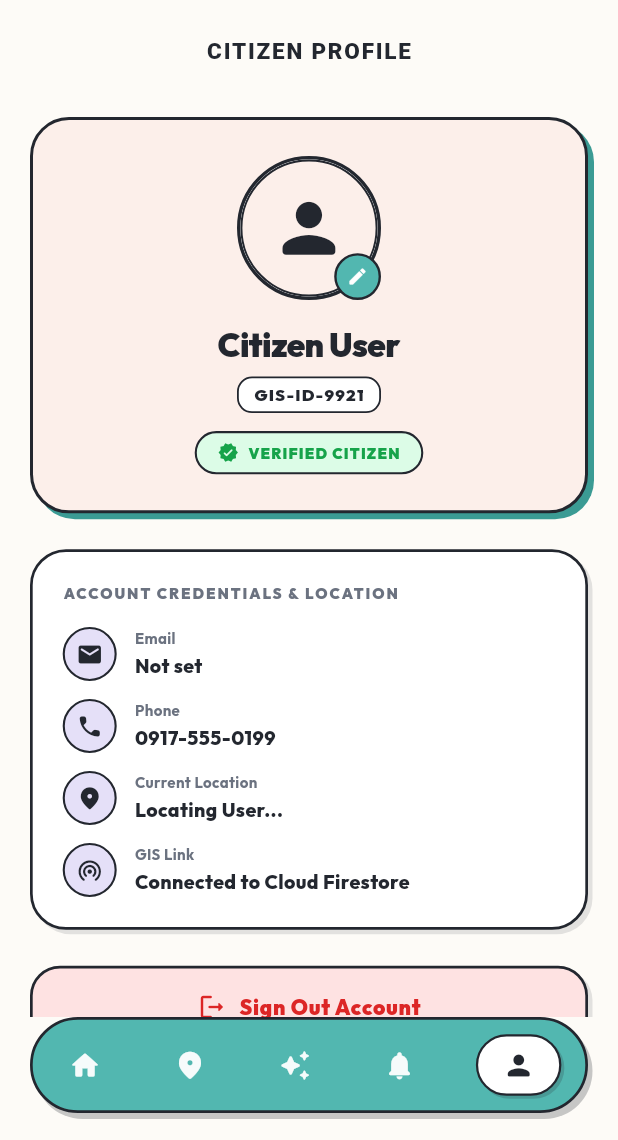
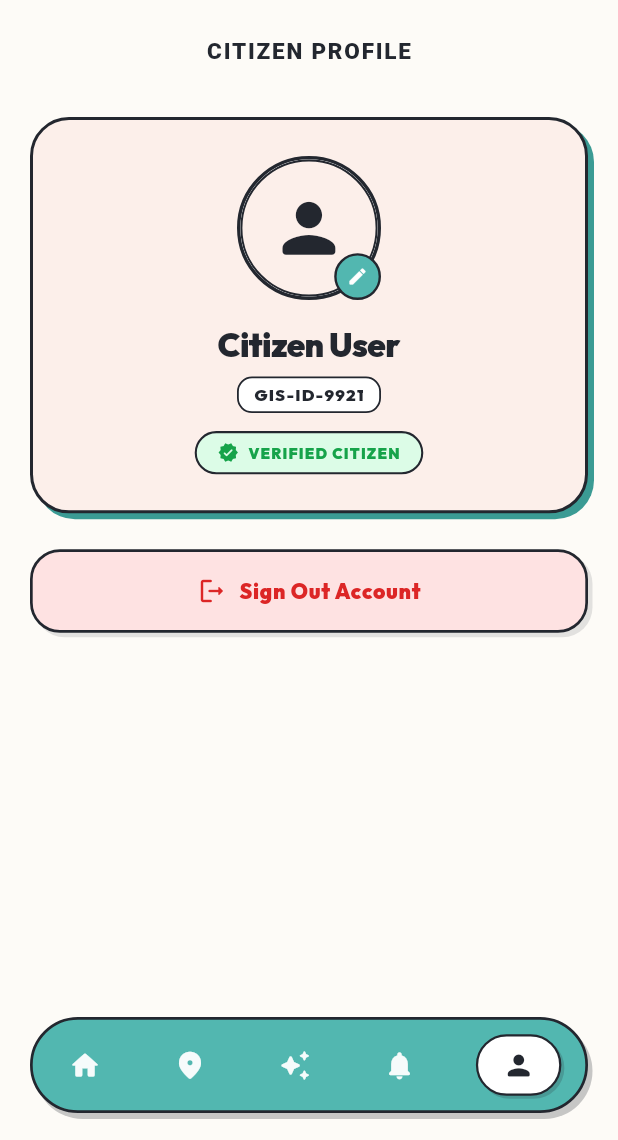
Before and after one commit to Tristan28-web/ResQnnect, a Flutter app: the screen it shows once a user with an empty profile is signed in, item 5 of the bottom bar chosen, on a phone screen of 412 x 824 dp, the part 96-1236 px from its top. Run offline on Flutter 3.47's test engine with Material 3 defaults, Android fonts, the phone set to English and light mode, and no system bars; our stand-ins replace cloud_firestore, firebase_auth, firebase_core, geolocator, google_fonts, google_maps_flutter and 5 more; missing offline and left inert: torch_light; accounts and stored records are empty; network calls fail.

Commit message:
fix(ui): eliminate sharp rectangular shadow on APPLY FILTERS button and remove account credentials card from profile

```diff
--- a/lib/screens/citizen_dashboard.dart
+++ b/lib/screens/citizen_dashboard.dart
@@ -1432,16 +1432,6 @@ class _CitizenDashboardState extends State<CitizenDashboard> {
                             const SizedBox(width: 12),
                             Expanded(
                               flex: 3,
-                              child: Container(
-                                decoration: const BoxDecoration(
-                                  boxShadow: [
-                                    BoxShadow(
-                                      color: AppColors.retroDarkBorder,
-                                      offset: Offset(2.5, 2.5),
-                                      blurRadius: 0,
-                                    ),
-                                  ],
-                                ),
                               child: ElevatedButton(
                                 onPressed: () {
                                   setState(() {
@@ -1463,7 +1453,6 @@ class _CitizenDashboardState extends State<CitizenDashboard> {
                                 child: const Text('APPLY FILTERS', style: TextStyle(fontWeight: FontWeight.w900, fontSize: 13, letterSpacing: 0.5)),
                               ),
                             ),
-                            ),
                           ],
                         ),
                         const SizedBox(height: 8),
--- a/lib/screens/profile_screen.dart
+++ b/lib/screens/profile_screen.dart
@@ -6,7 +6,6 @@ import '../core/constants.dart';
 import 'edit_profile_screen.dart';
 import 'login_screen.dart';
 import '../widgets/profile_image.dart';
-import '../services/location_service.dart';
 
 class ProfileScreen extends StatelessWidget {
   const ProfileScreen({super.key});
@@ -54,8 +53,6 @@ class ProfileScreen extends StatelessWidget {
         child: Column(
           children: [
             _buildProfileHeader(context, user, role),
-            const SizedBox(height: 24),
-            _buildAccountInfoCard(context, user, email, role),
             const SizedBox(height: 24),
             _buildSignOutButton(context, authService),
             const SizedBox(height: 100),
@@ -223,128 +220,6 @@ class ProfileScreen extends StatelessWidget {
     );
   }
 
-  // --- RETRO ACCOUNT INFO CARD ---
-  Widget _buildAccountInfoCard(BuildContext context, UserModel? user, String email, String role) {
-    final isDark = Theme.of(context).brightness == Brightness.dark;
-    final locationService = Provider.of<LocationService>(context);
-
-    return Container(
-      width: double.infinity,
-      padding: const EdgeInsets.all(20),
-      decoration: BoxDecoration(
-        color: isDark ? AppColors.retroDarkCard : Colors.white,
-        borderRadius: BorderRadius.circular(24),
-        border: Border.all(
-          color: isDark ? const Color(0xFF3E4556) : AppColors.retroDarkBorder,
-          width: 1.8,
-        ),
-        boxShadow: [
-          BoxShadow(
-            color: isDark ? Colors.black45 : AppColors.retroDarkBorder.withOpacity(0.12),
-            offset: const Offset(3, 3),
-            blurRadius: 0,
-          ),
-        ],
-      ),
-      child: Column(
-        crossAxisAlignment: CrossAxisAlignment.start,
-        children: [
-          Text(
-            'ACCOUNT CREDENTIALS & LOCATION',
-            style: TextStyle(
-              fontSize: 10,
-              fontWeight: FontWeight.w900,
-              letterSpacing: 1.3,
-              color: isDark ? Colors.white60 : const Color(0xFF6B7280),
-            ),
-          ),
-          const SizedBox(height: 16),
-          _buildInfoRow(
-            icon: Icons.email_rounded,
-            label: 'Email',
-            value: email.isNotEmpty ? email : (user?.email ?? 'Not set'),
-            isDark: isDark,
-          ),
-          const SizedBox(height: 12),
-          _buildInfoRow(
-            icon: Icons.phone_rounded,
-            label: 'Phone',
-            value: (user?.phone != null && user!.phone.isNotEmpty) ? user.phone : '0917-555-0199',
-            isDark: isDark,
-          ),
-          const SizedBox(height: 12),
-          _buildInfoRow(
-            icon: Icons.place_rounded,
-            label: 'Current Location',
-            value: locationService.currentLocationName,
-            isDark: isDark,
-          ),
-          const SizedBox(height: 12),
-          _buildInfoRow(
-            icon: Icons.wifi_tethering_rounded,
-            label: 'GIS Link',
-            value: 'Connected to Cloud Firestore',
-            isDark: isDark,
-          ),
-        ],
-      ),
-    );
-  }
-
-  Widget _buildInfoRow({
-    required IconData icon,
-    required String label,
-    required String value,
-    required bool isDark,
-  }) {
-    return Row(
-      children: [
-        Container(
-          width: 36,
-          height: 36,
-          decoration: BoxDecoration(
-            color: isDark ? const Color(0xFF262C38) : AppColors.retroLilac,
-            shape: BoxShape.circle,
-            border: Border.all(
-              color: isDark ? const Color(0xFF3E4556) : AppColors.retroDarkBorder,
-              width: 1.4,
-            ),
-          ),
-          child: Center(
-            child: Icon(icon, size: 18, color: isDark ? Colors.white70 : AppColors.retroDarkBorder),
-          ),
-        ),
-        const SizedBox(width: 12),
-        Expanded(
-          child: Column(
-            crossAxisAlignment: CrossAxisAlignment.start,
-            children: [
-              Text(
-                label,
-                style: TextStyle(
-                  color: isDark ? Colors.white38 : const Color(0xFF6B7280),
-                  fontSize: 10,
-                  fontWeight: FontWeight.w700,
-                ),
-              ),
-              const SizedBox(height: 2),
-              Text(
-                value,
-                style: TextStyle(
-                  color: isDark ? Colors.white : AppColors.retroDarkBorder,
-                  fontSize: 13,
-                  fontWeight: FontWeight.w800,
-                ),
-                maxLines: 1,
-                overflow: TextOverflow.ellipsis,
-              ),
-            ],
-          ),
-        ),
-      ],
-    );
-  }
-
   // --- RETRO SIGN OUT BUTTON ---
   Widget _buildSignOutButton(BuildContext context, AuthService authService) {
     final isDark = Theme.of(context).brightness == Brightness.dark;
```
Lines whose indentation alone changed are shown as unchanged.
